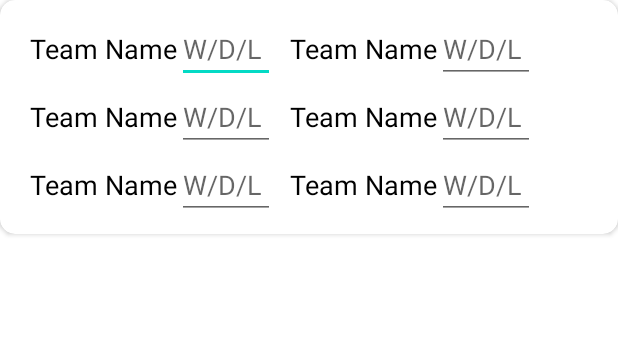
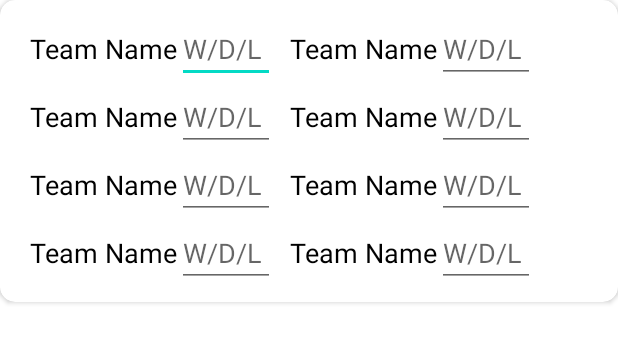
Before and after one commit to Mark-lee-coder/Football_Scheduling, an Android app: the layout results_view.xml on its own in the app's theme, with its tools: preview values and no code run, on a phone screen of 412 x 824 dp. Shown: the top 343 px of the screen. Run offline under Robolectric (Android 15) with nearby library versions, the phone set to English and light mode, and no system bars.

Commit message:
-git commit 'commit'

```diff
--- a/app/src/main/java/com/example/footballscheduling/AdapterFixtureTeam.java
+++ b/app/src/main/java/com/example/footballscheduling/AdapterFixtureTeam.java
@@ -40,10 +40,12 @@ public class AdapterFixtureTeam extends RecyclerView.Adapter<AdapterTeam.MyViewH
     }
 
     public  static  class  MyViewHolder extends RecyclerView.ViewHolder {
+
         TextView TeamName;
 
         public MyViewHolder(@NonNull @NotNull View itemView) {
             super(itemView);
+
             TeamName = itemView.findViewById(R.id.teamName);
         }
     }
--- a/app/src/main/java/com/example/footballscheduling/FixtureGenerator.java
+++ b/app/src/main/java/com/example/footballscheduling/FixtureGenerator.java
@@ -74,9 +74,9 @@ public class FixtureGenerator extends AppCompatActivity {
             @Override
             public void onClick(View view) {
                 int numberOfTeams = list.size();
-                if (numberOfTeams != 6){
+                if (numberOfTeams != 8){
                     AlertDialog.Builder builder = new AlertDialog.Builder(FixtureGenerator.this);
-                    builder.setMessage("The required number of teams is 6. Make sure you have exactly 6 teams in order to generate fixtures!");
+                    builder.setMessage("The required number of teams is 8. Make sure you have exactly 8 teams in order to generate fixtures!");
                     builder.setPositiveButton("OK", new DialogInterface.OnClickListener() {
                         @Override
                         public void onClick(DialogInterface dialogInterface, int i) {
--- a/app/src/main/java/com/example/footballscheduling/Home.java
+++ b/app/src/main/java/com/example/footballscheduling/Home.java
@@ -153,7 +153,7 @@ public class Home extends AppCompatActivity {
             }
         });
 
-        table.setOnClickListener(new View.OnClickListener() {
+        /*table.setOnClickListener(new View.OnClickListener() {
             @Override
             public void onClick(View v) {
                 Intent intent = new Intent(Home.this, LeagueTable.class);
@@ -167,7 +167,7 @@ public class Home extends AppCompatActivity {
                 Intent intent = new Intent(Home.this, LeagueTable.class);
                 startActivity(intent);
             }
-        });
+        });*/
     }
 
     @Override
--- a/app/src/main/java/com/example/footballscheduling/ManageLeagueTable.java
+++ b/app/src/main/java/com/example/footballscheduling/ManageLeagueTable.java
@@ -44,6 +44,10 @@ public class ManageLeagueTable extends AppCompatActivity {
 
         list = new ArrayList<>();
 
+        Bundle extras = getIntent().getExtras();
+        String round = extras.getString("Round");
+
+
         Query query = FirebaseDatabase.getInstance().getReference().child("Fixtures");
         query.addValueEventListener(new ValueEventListener() {
             @Override
--- a/app/src/main/java/com/example/footballscheduling/RegisterTeam.java
+++ b/app/src/main/java/com/example/footballscheduling/RegisterTeam.java
@@ -94,9 +94,9 @@ public class RegisterTeam extends AppCompatActivity {
                     databaseReference.addListenerForSingleValueEvent(new ValueEventListener() {
                         @Override
                         public void onDataChange(@NonNull DataSnapshot snapshot) {
-                            if (snapshot.getChildrenCount() >= 6){
+                            if (snapshot.getChildrenCount() >= 8){
                                 progressDialog.dismiss();
-                                Toast.makeText(getApplicationContext(), "You cannot register more than 6 teams!", Toast.LENGTH_LONG).show();
+                                Toast.makeText(getApplicationContext(), "You cannot register more than 8 teams!", Toast.LENGTH_LONG).show();
                                 teamName.setText("");
                             }
                             else {
--- a/app/src/main/res/layout/results_view.xml
+++ b/app/src/main/res/layout/results_view.xml
@@ -136,6 +136,47 @@
 
         </LinearLayout>
 
+        <LinearLayout
+            android:layout_width="wrap_content"
+            android:layout_height="wrap_content"
+            android:orientation="horizontal">
+
+            <TextView
+                android:id="@+id/team7"
+                android:layout_width="wrap_content"
+                android:layout_height="wrap_content"
+                android:layout_gravity="center_vertical"
+                android:text="Team Name"
+                android:paddingLeft="10dp"
+                android:textColor="@color/black"
+                android:textSize="18sp" />
+
+            <EditText
+                android:id="@+id/result7"
+                android:layout_width="65dp"
+                android:layout_height="wrap_content"
+                android:hint="W/D/L"
+                android:inputType="textPersonName|textCapSentences"/>
+
+            <TextView
+                android:id="@+id/team8"
+                android:layout_width="wrap_content"
+                android:layout_height="wrap_content"
+                android:layout_gravity="center_vertical"
+                android:text="Team Name"
+                android:paddingLeft="10dp"
+                android:textColor="@color/black"
+                android:textSize="18sp" />
+
+            <EditText
+                android:id="@+id/result8"
+                android:layout_width="65dp"
+                android:layout_height="wrap_content"
+                android:hint="W/D/L"
+                android:inputType="textPersonName|textCapSentences"/>
+
+        </LinearLayout>
+
     </LinearLayout>
 
 </androidx.cardview.widget.CardView>
```
Also changed, not shown: app/src/main/java/com/example/footballscheduling/AdapterFixtures.java (+6 -12 lines), app/src/main/java/com/example/footballscheduling/AdapterResults.java (+12 -2 lines), app/src/main/res/layout/fixture_view.xml (+36 -0 lines).
